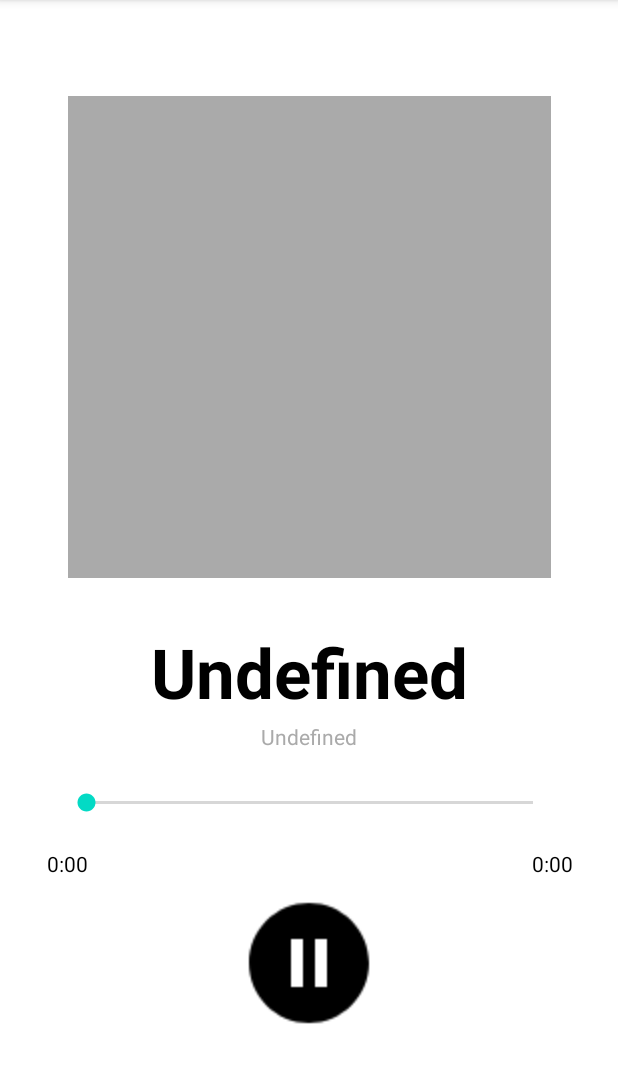
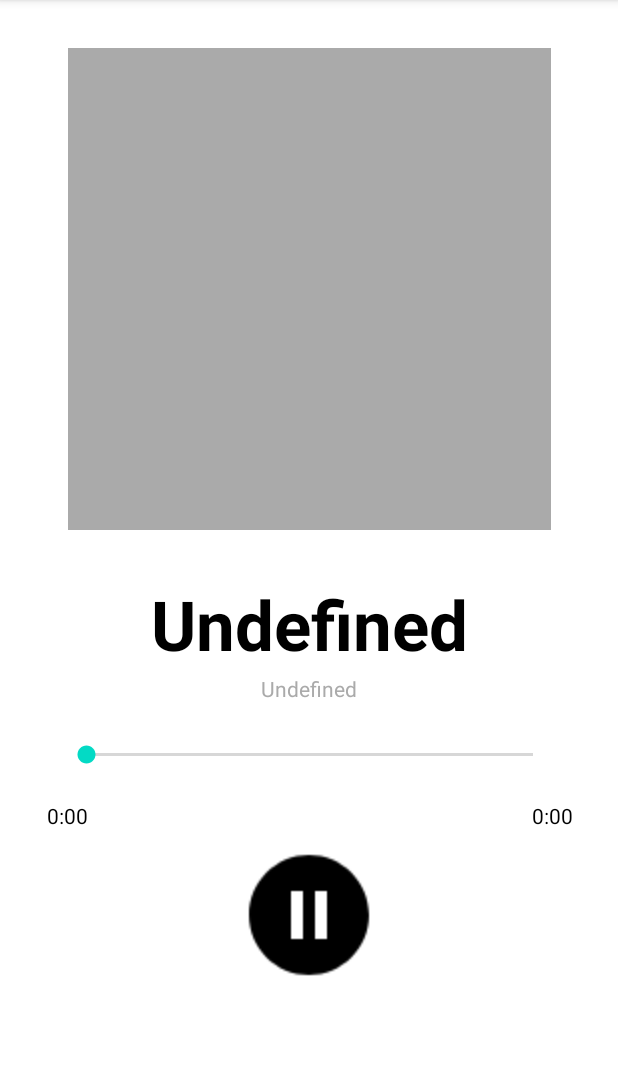
Before and after one commit to adilraja11/PBPMusicPlayer, an Android app: the NextActivity screen opened directly, with no data from a screen before it, on a phone screen of 412 x 824 dp, the part 84-1167 px from its top. Run offline under Robolectric (Android 15) with nearby library versions, the phone set to English and light mode, and no system bars.

Commit message:
Commit new margin-top 32dp

```diff
--- a/app/src/main/res/layout/activity_next.xml
+++ b/app/src/main/res/layout/activity_next.xml
@@ -36,7 +36,7 @@
         android:id="@+id/artWork"
         android:layout_width="322dp"
         android:layout_height="321dp"
-        android:layout_marginTop="64dp"
+        android:layout_marginTop="32dp"
         android:background="@drawable/ic_music_note"
         android:backgroundTint="@android:color/darker_gray"
         android:backgroundTintMode="screen"
```
